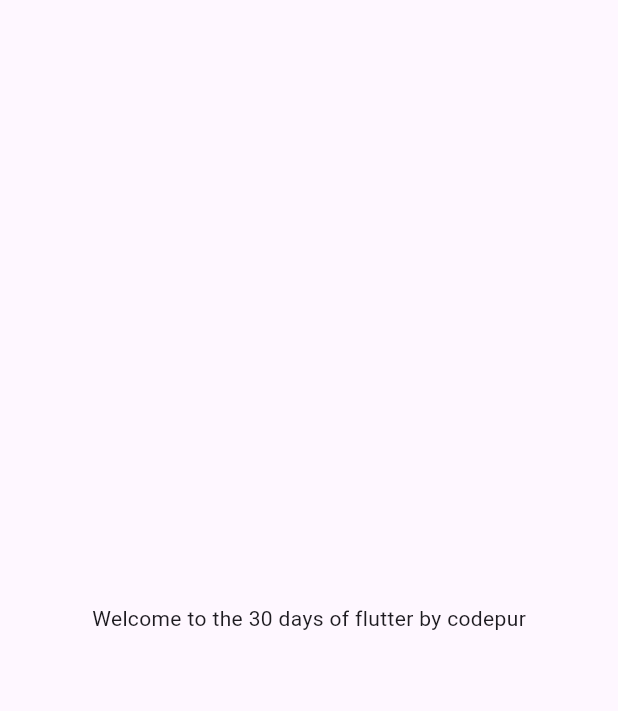
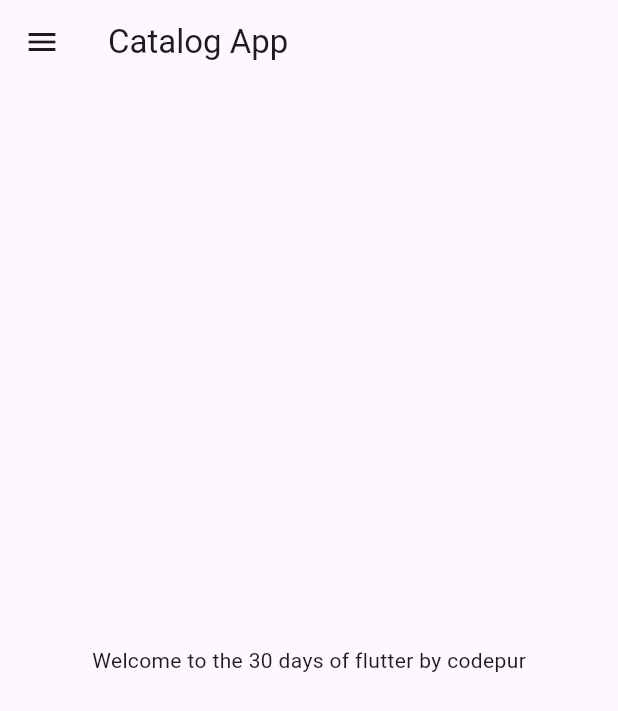
Before and after one commit to Ayushgupta91003/Catalog-app-flutter, a Flutter app: the screen it shows after launch, on a phone screen of 412 x 824 dp. Shown: the top 711 px of the screen. Run offline on Flutter 3.47's test engine with Material 3 defaults, Android fonts, the phone set to English and light mode, and no system bars.

Commit message:
Day 2 completed. Learnt some basics. Created home_page and in a new file

```diff
--- /dev/null
+++ b/lib/home_page.dart
@@ -0,0 +1,29 @@
+import 'package:flutter/material.dart';
+
+class HomePage extends StatelessWidget {
+  // const HomePage({super.key});
+  // double, bool
+  final int days = 30;
+  final String name = "codepur";
+  // num can take both int and double.
+  // var can take all
+  // var day:String = "Tues";     // ek tareeka hai.
+  // const pi = 3.14;
+  // final k = 10;
+  // final ke listt mein addition kar sakte hai lekin const mein nahi kar saktte.
+  @override
+  Widget build(BuildContext context) {
+    return Scaffold(
+      appBar: AppBar(
+        title: Text("Catalog App"),
+        // by default ye text ios me center aur android mein left side.
+      ),
+      body: Center(
+        child: Container(child: Text("Welcome to the ${days} days of flutter by $name")),
+        // $ wala is called string interpolation
+
+      ),
+      drawer: Drawer(),
+    );
+  }
+}
--- a/lib/main.dart
+++ b/lib/main.dart
@@ -1,3 +1,10 @@
+// this is the day2 of flutter where we are learning dart.
+// use dart.dev for learning dart(can).
+
+
+
+
+import 'package:catalog/home_page.dart';
 import 'package:flutter/material.dart';
 
 void main() {
@@ -9,12 +16,9 @@ class MyApp extends StatelessWidget {
 
   @override
   Widget build(BuildContext context) {
+
     return MaterialApp(
-      home: Material(
-        child: Center(
-          child: Container(child: Text("Welcome to the 30 days of flutter by codepur")),
-        ),
-      )
+      home:HomePage()
 
     );
   }
```
